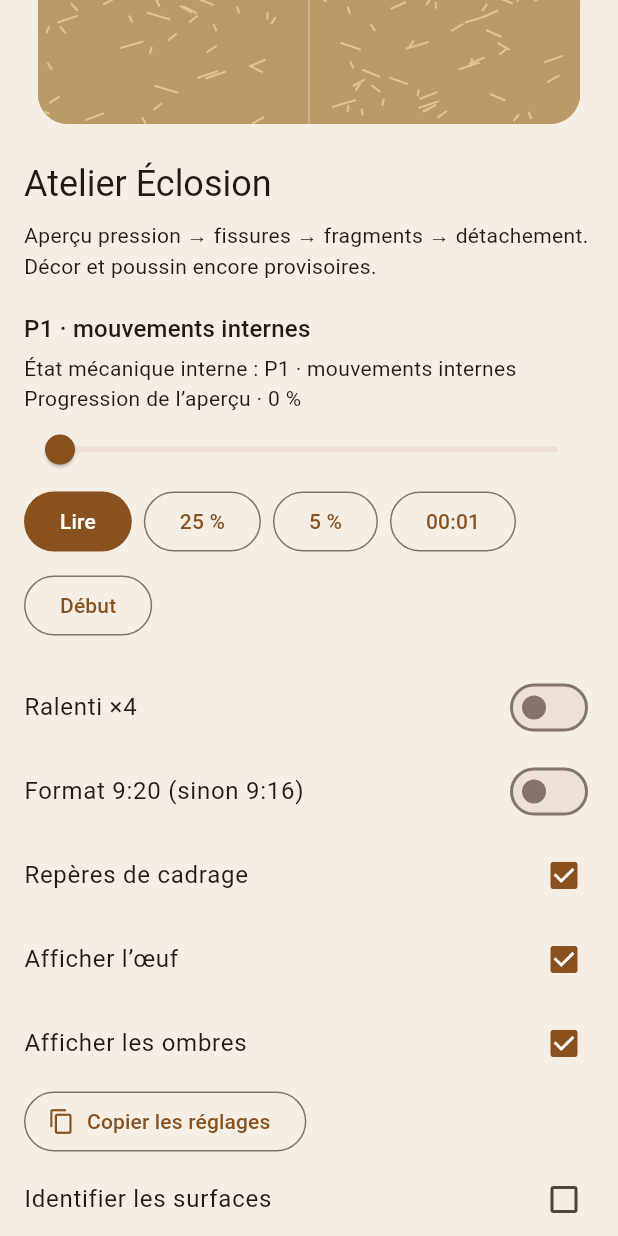
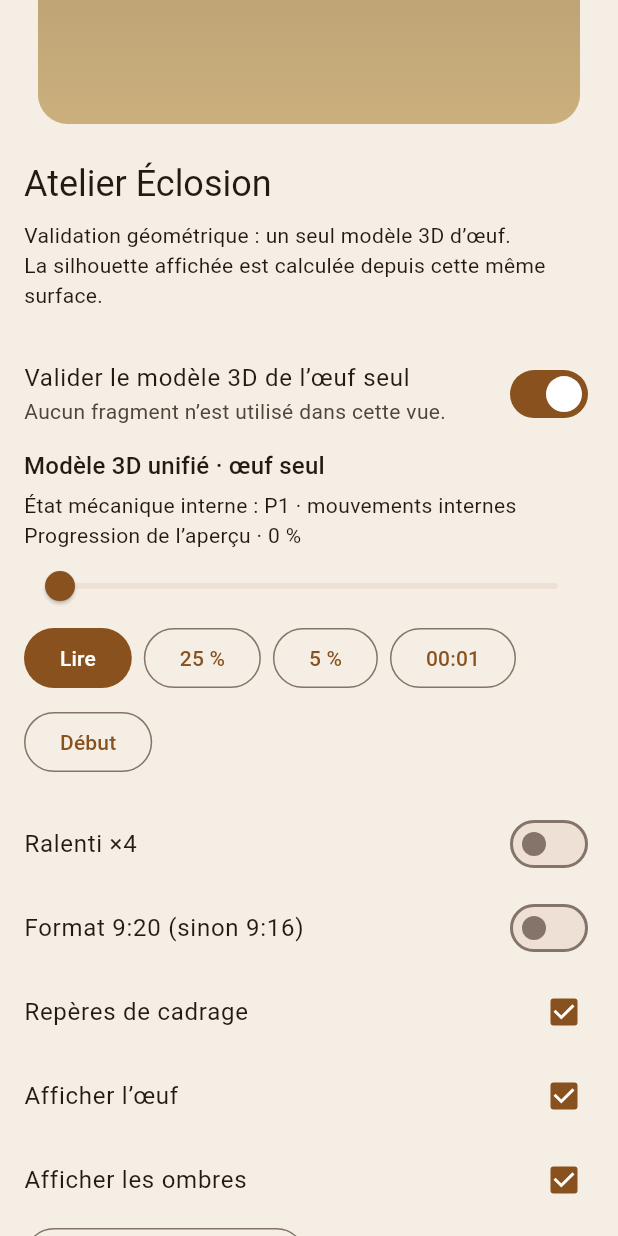
Before and after one commit to yoshimoot/Eclosion, a Flutter app: the screen it shows after launch, scrolled down 576 dp, on a phone screen of 412 x 824 dp. Run offline on Flutter 3.47's test engine with Material 3 defaults, Android fonts, the phone set to English and light mode, and no system bars.

Commit message:
Add egg-only 3D model validation view

```diff
--- a/egg_timer/lib/lab/fragment_lab.dart
+++ b/egg_timer/lib/lab/fragment_lab.dart
@@ -5,6 +5,7 @@ import 'package:flutter/material.dart';
 import 'package:flutter/rendering.dart';
 import 'package:flutter/services.dart';
 
+import 'egg_shell_model.dart';
 import 'fragment_scene.dart';
 import 'fragment_playback.dart';
 
@@ -37,6 +38,7 @@ class _FragmentLabState extends State<FragmentLab>
   bool _shadow = true;
   bool _tall = false;
   bool _identifySurfaces = false;
+  bool _eggModelOnly = true;
   FragmentPaintDiagnostics? _lastPaint;
   final _previewKey = GlobalKey();
   Offset? _probePoint;
@@ -134,12 +136,28 @@ class _FragmentLabState extends State<FragmentLab>
           style: Theme.of(context).textTheme.headlineSmall,
         ),
         const SizedBox(height: 8),
-        const Text(
-          'Aperçu pression → fissures → fragments → détachement.\nDécor et poussin encore provisoires.',
+        Text(
+          _eggModelOnly
+              ? 'Validation géométrique : un seul modèle 3D d’œuf.\nLa silhouette affichée est calculée depuis cette même surface.'
+              : 'Aperçu pression → fissures → fragments → détachement.\nDécor et poussin encore provisoires.',
         ),
         const SizedBox(height: 20),
+        SwitchListTile(
+          contentPadding: EdgeInsets.zero,
+          title: const Text('Valider le modèle 3D de l’œuf seul'),
+          subtitle: const Text(
+            'Aucun fragment n’est utilisé dans cette vue.',
+          ),
+          value: _eggModelOnly,
+          onChanged: (value) => setState(() {
+            _eggModelOnly = value;
+            _identifySurfaces = false;
+            _probePoint = null;
+            _surfaceProbe = null;
+          }),
+        ),
         Text(
-          _previewStage(_time.value),
+          _eggModelOnly ? 'Modèle 3D unifié · œuf seul' : _previewStage(_time.value),
           style: Theme.of(context).textTheme.titleMedium,
         ),
         const SizedBox(height: 4),
@@ -298,7 +316,7 @@ class _FragmentLabState extends State<FragmentLab>
         child: ClipRRect(
           borderRadius: BorderRadius.circular(20),
           child: GestureDetector(
-            onTapUp: _identifySurfaces ? _probeSurface : null,
+            onTapUp: !_eggModelOnly && _identifySurfaces ? _probeSurface : null,
             child: Stack(
               fit: StackFit.expand,
               children: [
@@ -307,7 +325,12 @@ class _FragmentLabState extends State<FragmentLab>
                   child: AnimatedBuilder(
                     animation: _time,
                     builder: (context, child) => CustomPaint(
-                      painter: FragmentScene(
+                      painter: _eggModelOnly
+                          ? EggShellModelPainter(
+                              guides: _guides,
+                              shadow: _shadow,
+                            )
+                          : FragmentScene(
                               progress: _time.value,
                               thickness: _fragmentThickness,
                               motion: _eggMotion,
```
Lines whose indentation alone changed are shown as unchanged.
